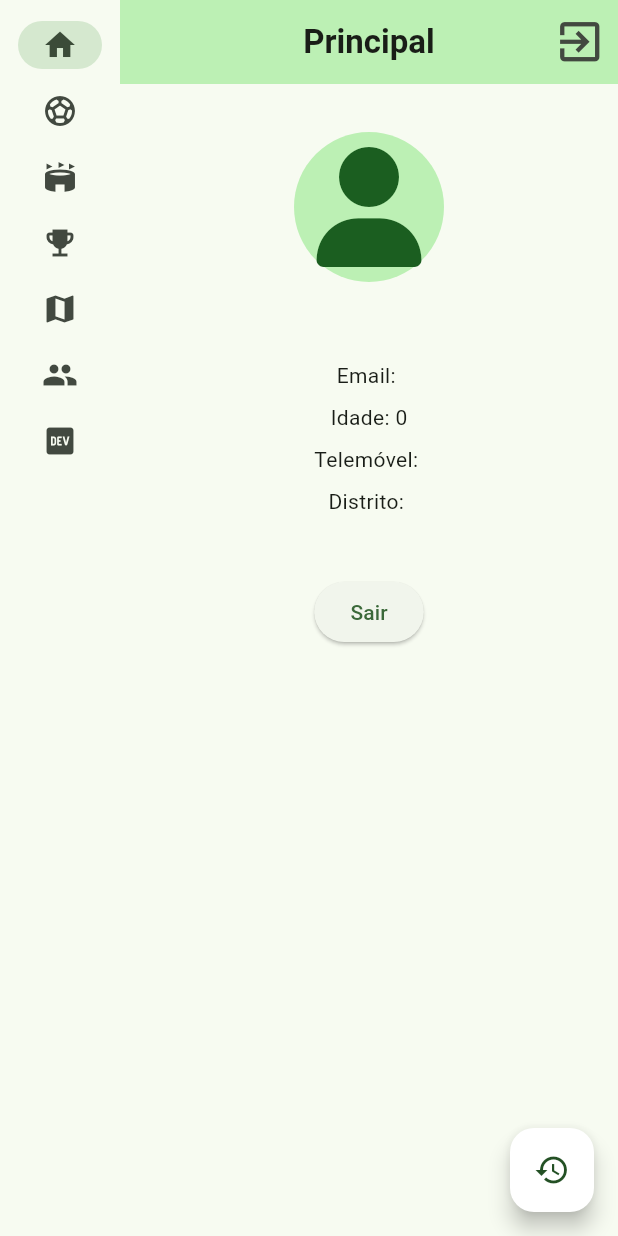
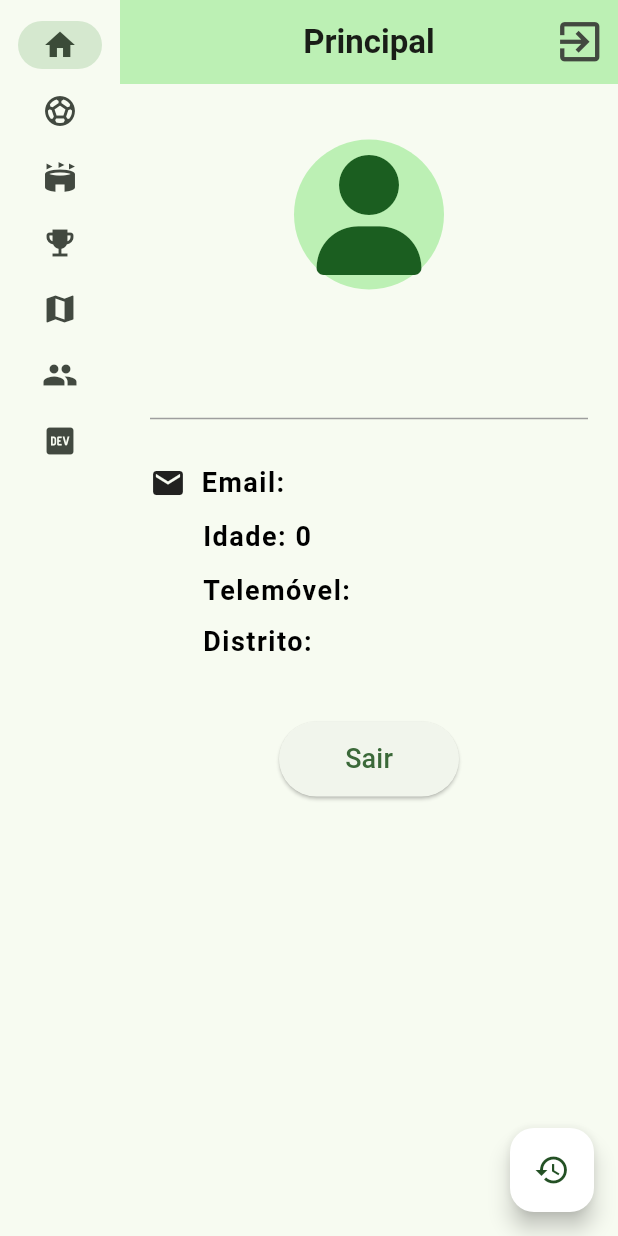
Before and after one commit to manelneto/FootLinker, a Flutter app: the screen it shows once a user with an empty profile is signed in, on a phone screen of 412 x 824 dp. Run offline on Flutter 3.47's test engine with Material 2 defaults, Android fonts, the phone set to English and light mode, and no system bars; our stand-ins replace cloud_firestore, email_validator, firebase_auth, firebase_core, fluttericon, geocoding and 2 more; accounts and stored records are empty.

Commit message:
Página principal construída

```diff
--- a/app/lib/view/pages/home_page.dart
+++ b/app/lib/view/pages/home_page.dart
@@ -14,7 +14,6 @@ class HomePage extends StatelessWidget {
     final _user = FirebaseAuth.instance.currentUser!;
     final userDoc = FirebaseFirestore.instance.collection('users').doc(_user.uid);
     Stream<DocumentSnapshot<Map<String, dynamic>>> userStream = userDoc.snapshots();
-
 
     return Scaffold(
       appBar: AppBar(
@@ -49,15 +48,21 @@ class HomePage extends StatelessWidget {
 
           final userData = snapshot.data!.data();
 
-          return Center(
+          return Padding(
+            padding: EdgeInsets.fromLTRB(20, 5, 20, 20),
             child: Column(
+              crossAxisAlignment: CrossAxisAlignment.start,
               children: [
                 const SizedBox(height: 32),
                 if (_user?.photoURL != null)
-                  CircleAvatar(
+                  Center(
+                    child: CircleAvatar(
                       backgroundImage: NetworkImage(_user!.photoURL!),
                       radius: 50,
-                  ) else CircleAvatar(
+                    ),
+                  )
+                else Center(
+                  child: CircleAvatar(
                     child: Icon(
                       FontAwesome.user,
                       size: 80,
@@ -65,21 +70,91 @@ class HomePage extends StatelessWidget {
                     ),
                     radius: 50,
                   ),
+                ),
                 const SizedBox(height: 16),
+                Center(
+                  child: Text(
+                    '${userData?['first name'] ?? 'Sem nome'} ${userData?['last name'] ?? ''}' ?? '',
+                    style: TextStyle(
+                      color: Colors.black,
+                      letterSpacing: 2.0,
+                      fontSize: 28,
+                      //fontWeight: FontWeight.bold,
+                    ),
+                  ),
+                ),
+                Divider(
+                  height: 60,
+                  color: Colors.grey,
+                ),
+                Row(
+                  children: <Widget> [
+                    Icon(
+                        Icons.email,
+                    ),
+                    SizedBox(width: 10),
                     Text(
-                  userData?['first name'] + ' ' + userData?['last name'] ?? _user.displayName ?? '',
-                  style: Theme.of(context).textTheme.titleLarge,
+                      'Email: ${userData?['email'] ?? 'Não cadastrado'}',
+                    style: TextStyle(
+                      letterSpacing: 1.0,
+                      fontSize: 18,
+                      color: Colors.black,
+                      fontWeight: FontWeight.bold,
+                    ),
+                  ),
+                ]),
+                const SizedBox(height: 10),
+                Row(
+                  children: [
+                    SizedBox(width: 35),
+                    Text(
+                        'Idade: ${userData?['age']?.toString() ?? 'Não cadastrada'}',
+                      style: TextStyle(
+                        letterSpacing: 1.0,
+                        fontSize: 18,
+                        color: Colors.black,
+                        fontWeight: FontWeight.bold,
+                      ),
+                    ),
+                  ],
+                ),
+                const SizedBox(height: 10),
+                Row(
+                  children: [
+                    SizedBox(width: 35),
+                    Text(
+                        'Telemóvel: ${userData?['phone'] ?? 'Não cadastrado'}',
+                      style: TextStyle(
+                        letterSpacing: 1.0,
+                        fontSize: 18,
+                        color: Colors.black,
+                        fontWeight: FontWeight.bold,
+                      ),
+
+                    ),
+                  ],
                 ),
                 const SizedBox(height: 8),
-                Text( 'Email: ' + userData?['email'] ?? ''),
-                const SizedBox(height: 8),
-                Text('Idade: ${userData?['age']?.toString() ?? ''}'),
-                const SizedBox(height: 8),
-                Text( 'Telemóvel: ' + userData?['phone'] ?? ''),
-                const SizedBox(height: 8),
-                Text( 'Distrito: ' + userData?['location'] ?? ''),
+                Row(
+                  children: [
+                    SizedBox(width: 35),
+                    Text(
+                        'Distrito: ${userData?['location'] ?? 'Não cadastrado'}',
+                      style: TextStyle(
+                        letterSpacing: 1.0,
+                        fontSize: 18,
+                        color: Colors.black,
+                        fontWeight: FontWeight.bold,
+                      ),
+                    ),
+                  ],
+                ),
                 const SizedBox(height: 40),
-                ElevatedButton(
+                Center(
+                  child: SizedBox(
+                    width: 120,
+                    height: 50,
+                    child: ElevatedButton(
                       onPressed: () {
                         FirebaseAuth.instance.signOut();
                         Navigator.pushReplacement(
@@ -87,7 +162,12 @@ class HomePage extends StatelessWidget {
                           MaterialPageRoute(builder: (context) => StartPage()),
                         );
                       },
-                  child: const Text('Sair'),
+                      child: const Text(
+                          'Sair',
+                        style: TextStyle(fontSize: 18),
+                      ),
+                    ),
+                  ),
                 ),
               ],
             ),
```
Lines whose indentation alone changed are shown as unchanged.
